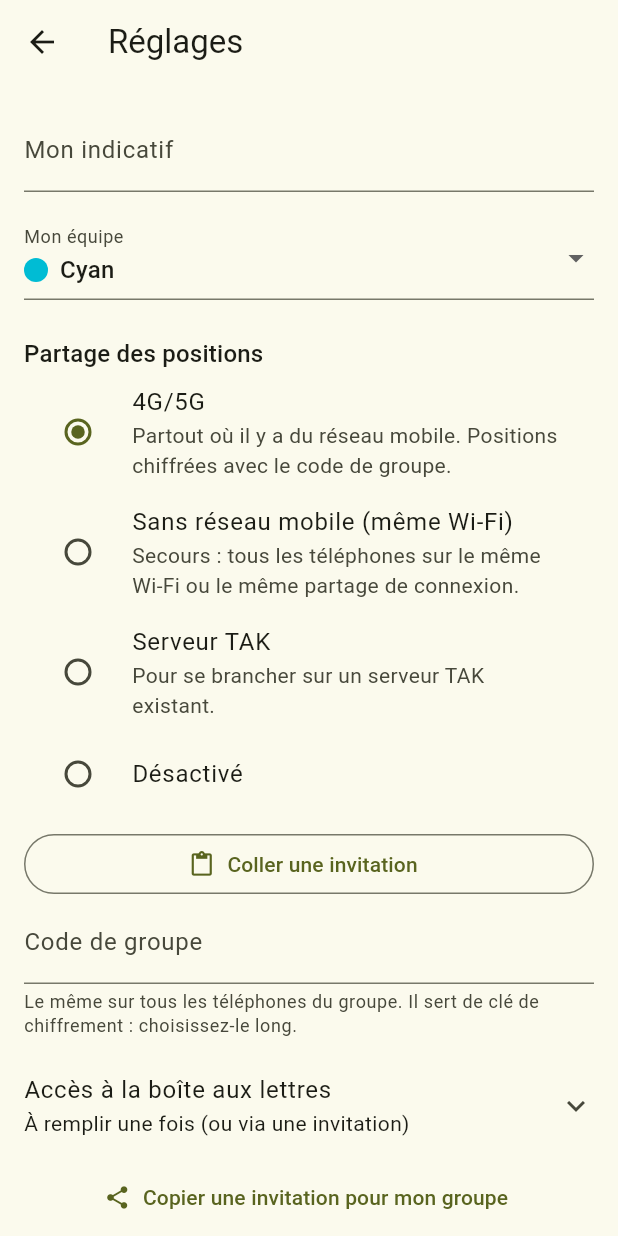
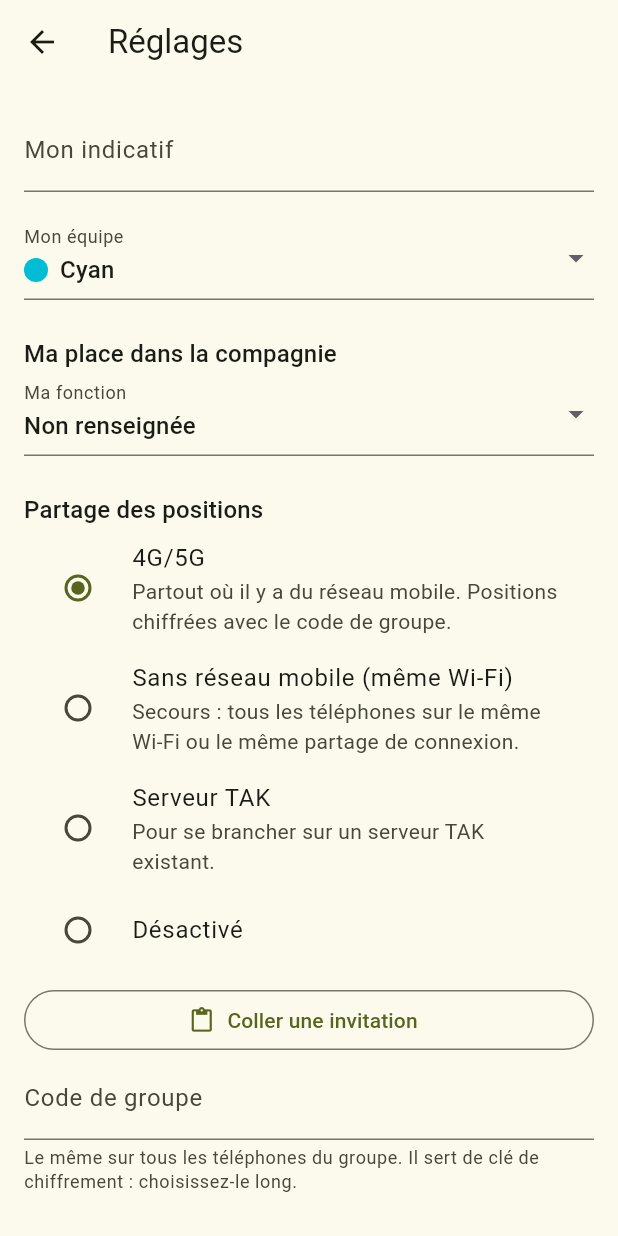
Before and after one commit to fguyet-6cie/mufasa, a Flutter app: the screen it shows after launch, on a phone screen of 412 x 824 dp. Run offline on Flutter 3.47's test engine with Material 3 defaults, Android fonts, the phone set to English and light mode, and no system bars; our stand-ins replace flutter_map, flutter_svg, geolocator, latlong2, shared_preferences, typed_data; missing offline and left inert: cryptography, mqtt_client; statements that could not run were skipped.

Commit message:
Vue par niveau hiérarchique
- Fonction et place dans les réglages (CDU, chef de section, de groupe,
  d'équipe, équipier ; numéros de section, groupe, équipe)
- Chaque chef voit ses subordonnés de sa branche, jusqu'au niveau qu'il choisit
  (panneau des calques) ; l'équipier voit son équipe
- La place circule dans le message de position (rôle TAK + __mufasa)
- Carré plus grand et abréviation (CDU, CDS, CDG, CDE) selon la fonction

Co-Authored-By: Claude Opus 5.5 <noreply@anthropic.com>
Claude-Session: https://claude.ai/code/session_01AdowoTq4ZNchBNgGAjDt4y

```diff
--- a/lib/cot.dart
+++ b/lib/cot.dart
@@ -2,6 +2,8 @@
 // les outils de situation tactique. Le parler permet à Mufasa d'échanger avec
 // d'autres outils compatibles et avec les serveurs TAK open source.
 import 'package:xml/xml.dart';
+
+import 'hierarchie.dart';
 
 class CotEvenement {
   /// Identifiant unique et stable de l'émetteur (un par téléphone).
@@ -11,6 +13,9 @@ class CotEvenement {
   final String type;
   final String indicatif;
   final String equipe;
+
+  /// Place dans la compagnie (fonction, section, groupe, équipe).
+  final Place place;
   final double lat;
   final double lon;
 
@@ -28,6 +33,7 @@ class CotEvenement {
     required this.lon,
     this.type = 'a-f-G-U-C',
     this.equipe = 'Cyan',
+    this.place = Place.inconnue,
     this.precision = 9999999,
     DateTime? heure,
     DateTime? perime,
@@ -46,8 +52,10 @@ class CotEvenement {
     required double lat,
     required double lon,
     double? precision,
+    Place place = Place.inconnue,
   }) =>
       CotEvenement(
+        place: place,
         uid: uid,
         indicatif: indicatif,
         equipe: equipe,
@@ -69,7 +77,8 @@ class CotEvenement {
         '<point lat="$lat" lon="$lon" hae="9999999.0" '
         'ce="${precision.toStringAsFixed(1)}" le="9999999.0"/>'
         '<detail><contact callsign="${e(indicatif)}"/>'
-        '<__group name="${e(equipe)}" role="Team Member"/>'
+        '<__group name="${e(equipe)}" role="${place.fonction.roleTak}"/>'
+        '<__mufasa ${place.versAttributs()}/>'
         '<takv platform="Mufasa" version="0.2"/></detail></event>';
   }
 
@@ -88,7 +97,11 @@ class CotEvenement {
           detail?.getElement('contact')?.getAttribute('callsign') ?? uid;
       final equipe =
           detail?.getElement('__group')?.getAttribute('name') ?? 'Cyan';
+      final m = detail?.getElement('__mufasa');
       return CotEvenement(
+        place: m == null
+            ? Place.inconnue
+            : Place.depuisAttributs((c) => m.getAttribute(c)),
         uid: uid,
         type: ev.getAttribute('type') ?? 'a-f-G',
         indicatif: indicatif,
--- /dev/null
+++ b/lib/hierarchie.dart
@@ -0,0 +1,123 @@
+// Place de chacun dans la compagnie, et qui voit qui.
+// CDU → chefs de section → chefs de groupe → chefs d'équipe → équipiers.
+// Chaque chef voit ses subordonnés (dans sa branche), jusqu'au niveau qu'il
+// choisit. L'équipier voit son équipe.
+
+enum Fonction {
+  nonRenseignee,
+  cdu,
+  chefSection,
+  chefGroupe,
+  chefEquipe,
+  equipier
+}
+
+const nomsFonctions = {
+  Fonction.nonRenseignee: 'Non renseignée',
+  Fonction.cdu: 'Commandant d\'unité',
+  Fonction.chefSection: 'Chef de section',
+  Fonction.chefGroupe: 'Chef de groupe',
+  Fonction.chefEquipe: 'Chef d\'équipe',
+  Fonction.equipier: 'Équipier',
+};
+
+/// Noms des niveaux d'affichage, du moins détaillé au plus détaillé.
+const nomsNiveaux = {
+  1: 'Chefs de section',
+  2: 'Chefs de groupe',
+  3: 'Chefs d\'équipe',
+  4: 'Équipiers',
+};
+
+extension NiveauFonction on Fonction {
+  /// 0 pour le CDU … 4 pour l'équipier ; -1 si non renseignée.
+  int get niveau => switch (this) {
+        Fonction.nonRenseignee => -1,
+        Fonction.cdu => 0,
+        Fonction.chefSection => 1,
+        Fonction.chefGroupe => 2,
+        Fonction.chefEquipe => 3,
+        Fonction.equipier => 4,
+      };
+
+  String get abreviation => switch (this) {
+        Fonction.cdu => 'CDU',
+        Fonction.chefSection => 'CDS',
+        Fonction.chefGroupe => 'CDG',
+        Fonction.chefEquipe => 'CDE',
+        _ => '',
+      };
+
+  /// Rôle compris par les autres outils compatibles (TAK).
+  String get roleTak => switch (this) {
+        Fonction.cdu => 'HQ',
+        Fonction.chefSection ||
+        Fonction.chefGroupe ||
+        Fonction.chefEquipe =>
+          'Team Lead',
+        _ => 'Team Member',
+      };
+
+  bool get aSection => niveau >= 1;
+  bool get aGroupe => niveau >= 2;
+  bool get aEquipe => niveau >= 3;
+}
+
+class Place {
+  final Fonction fonction;
+
+  /// Numéros de section, groupe, équipe (0 = sans objet).
+  final int section, groupe, equipe;
+
+  const Place(this.fonction,
+      {this.section = 0, this.groupe = 0, this.equipe = 0});
+
+  static const inconnue = Place(Fonction.nonRenseignee);
+
+  /// Texte court, ex. « 2e SON / 1er GPE ».
+  String get description {
+    String n(int i) => i == 1 ? '1er' : '${i}e';
+    String nf(int i) => i == 1 ? '1re' : '${i}e';
+    return [
+      if (fonction.aSection && section > 0) '${nf(section)} SON',
+      if (fonction.aGroupe && groupe > 0) '${n(groupe)} GPE',
+      if (fonction.aEquipe && equipe > 0) '${nf(equipe)} EQ',
+    ].join(' / ');
+  }
+
+  String versAttributs() =>
+      'fonction="${fonction.name}" section="$section" groupe="$groupe" equipe="$equipe"';
+
+  static Place depuisAttributs(String? Function(String) attribut) {
+    final f = Fonction.values
+        .where((f) => f.name == attribut('fonction'))
+        .firstOrNull;
+    if (f == null) return inconnue;
+    int n(String c) => int.tryParse(attribut(c) ?? '') ?? 0;
+    return Place(f,
+        section: n('section'), groupe: n('groupe'), equipe: n('equipe'));
+  }
+}
+
+/// Est-ce que « moi » doit voir « autre » sur la carte ?
+/// [profondeur] : niveau le plus détaillé que je veux voir (1 à 4).
+bool estVisible(Place moi, Place autre, int profondeur) {
+  // Sans fonction renseignée (ou autre outil), on montre tout.
+  if (moi.fonction == Fonction.nonRenseignee ||
+      autre.fonction == Fonction.nonRenseignee) {
+    return true;
+  }
+  // L'équipier voit les membres de son équipe.
+  if (moi.fonction == Fonction.equipier) {
+    return autre.fonction.niveau >= 3 &&
+        autre.section == moi.section &&
+        autre.groupe == moi.groupe &&
+        autre.equipe == moi.equipe;
+  }
+  final n = autre.fonction.niveau;
+  if (n <= moi.fonction.niveau || n > profondeur) return false;
+  if (moi.fonction.aSection && autre.section != moi.section) return false;
+  if (moi.fonction.aGroupe && autre.groupe != moi.groupe) return false;
+  if (moi.fonction.aEquipe && autre.equipe != moi.equipe) return false;
+  return true;
+}
--- a/lib/partage.dart
+++ b/lib/partage.dart
@@ -7,6 +7,7 @@ import 'package:shared_preferences/shared_preferences.dart';
 
 import 'cot.dart';
 import 'dessins.dart';
+import 'hierarchie.dart';
 import 'reglages.dart';
 import 'reseau/liaison.dart';
 
@@ -117,6 +118,7 @@ class Partage extends ChangeNotifier {
       lat: _lat!,
       lon: _lon!,
       precision: _precision,
+      place: r.place,
     ).versXml());
   }
 
@@ -160,6 +162,23 @@ class Partage extends ChangeNotifier {
     final avant = camarades.length;
     camarades.removeWhere((_, ev) => ev.perime.isBefore(limite));
     if (camarades.length != avant) notifyListeners();
+  }
+
+  /// Camarades à afficher selon ma place et le niveau de détail choisi.
+  Iterable<CotEvenement> get camaradesVisibles {
+    final r = _reglages;
+    if (r == null) return camarades.values;
+    return camarades.values
+        .where((c) => estVisible(r.place, c.place, r.profondeur));
+  }
+
+  /// Change le niveau de détail affiché (au choix du chef).
+  Future<void> choisirProfondeur(int niveau) async {
+    final r = _reglages;
+    if (r == null) return;
+    r.profondeur = niveau;
+    await r.enregistrer();
+    notifyListeners();
   }
 
   // ----- Dessins et calques -----
--- a/lib/reglages.dart
+++ b/lib/reglages.dart
@@ -5,6 +5,8 @@ import 'dart:math';
 import 'package:flutter/material.dart';
 import 'package:flutter/services.dart';
 import 'package:shared_preferences/shared_preferences.dart';
+
+import 'hierarchie.dart';
 
 /// Attention : l'ordre compte (il est enregistré par numéro). Ajouter à la fin.
 enum ModePartage { aucun, wifi, serveur, relais }
@@ -90,8 +92,24 @@ class Reglages {
   String relaisIdentifiant;
   String relaisMotDePasse;
   String codeGroupe;
+  // Place dans la compagnie
+  Fonction fonction;
+  int section, groupe, numEquipe;
+
+  /// Niveau le plus détaillé que je veux voir (1 à 4), au choix du chef.
+  int profondeur;
+
+  Place get place => Place(fonction,
+      section: fonction.aSection ? section : 0,
+      groupe: fonction.aGroupe ? groupe : 0,
+      equipe: fonction.aEquipe ? numEquipe : 0);
 
   Reglages({
+    this.fonction = Fonction.nonRenseignee,
+    this.section = 1,
+    this.groupe = 1,
+    this.numEquipe = 1,
+    this.profondeur = 4,
     required this.uid,
     required this.indicatif,
     required this.equipe,
@@ -140,6 +158,14 @@ class Reglages {
       relaisIdentifiant: p.getString('relaisIdentifiant') ?? '',
       relaisMotDePasse: p.getString('relaisMotDePasse') ?? '',
       codeGroupe: p.getString('codeGroupe') ?? '',
+      fonction: Fonction.values
+              .where((f) => f.name == p.getString('fonction'))
+              .firstOrNull ??
+          Fonction.nonRenseignee,
+      section: p.getInt('section') ?? 1,
+      groupe: p.getInt('groupe') ?? 1,
+      numEquipe: p.getInt('equipeNum') ?? 1,
+      profondeur: p.getInt('profondeur') ?? 4,
     );
   }
 
@@ -155,6 +181,11 @@ class Reglages {
     await p.setString('relaisIdentifiant', relaisIdentifiant);
     await p.setString('relaisMotDePasse', relaisMotDePasse);
     await p.setString('codeGroupe', codeGroupe);
+    await p.setString('fonction', fonction.name);
+    await p.setInt('section', section);
+    await p.setInt('groupe', groupe);
+    await p.setInt('equipeNum', numEquipe);
+    await p.setInt('profondeur', profondeur);
   }
 }
 
@@ -179,6 +210,8 @@ class _ReglagesScreenState extends State<ReglagesScreen> {
   late final _code = TextEditingController(text: r.codeGroupe);
   late String _equipe = r.equipe;
   late ModePartage _mode = r.mode;
+  late Fonction _fonction = r.fonction;
+  late int _section = r.section, _groupe = r.groupe, _equipeNum = r.numEquipe;
   bool _voirAcces = false;
 
   @override
@@ -245,7 +278,11 @@ class _ReglagesScreenState extends State<ReglagesScreen> {
       ..relaisPort = int.tryParse(_relaisPort.text.trim()) ?? 8883
       ..relaisIdentifiant = _relaisId.text.trim()
       ..relaisMotDePasse = _relaisMdp.text
-      ..codeGroupe = _code.text.trim();
+      ..codeGroupe = _code.text.trim()
+      ..fonction = _fonction
+      ..section = _section
+      ..groupe = _groupe
+      ..numEquipe = _equipeNum;
     await r.enregistrer();
     if (mounted) Navigator.pop(context, true);
   }
@@ -281,6 +318,31 @@ class _ReglagesScreenState extends State<ReglagesScreen> {
             ],
             onChanged: (v) => setState(() => _equipe = v!),
           ),
+          const SizedBox(height: 24),
+          Text('Ma place dans la compagnie', style: titre),
+          DropdownButtonFormField<Fonction>(
+            initialValue: _fonction,
+            decoration: const InputDecoration(labelText: 'Ma fonction'),
+            items: [
+              for (final f in Fonction.values)
+                DropdownMenuItem(value: f, child: Text(nomsFonctions[f]!)),
+            ],
+            onChanged: (v) => setState(() => _fonction = v!),
+          ),
+          Row(children: [
+            if (_fonction.aSection)
+              Expanded(
+                  child: _numero('Section', _section,
+                      (v) => setState(() => _section = v))),
+            if (_fonction.aGroupe)
+              Expanded(
+                  child: _numero(
+                      'Groupe', _groupe, (v) => setState(() => _groupe = v))),
+            if (_fonction.aEquipe)
+              Expanded(
+                  child: _numero('Équipe', _equipeNum,
+                      (v) => setState(() => _equipeNum = v))),
+          ]),
           const SizedBox(height: 24),
           Text('Partage des positions', style: titre),
           RadioGroup<ModePartage>(
@@ -396,4 +458,18 @@ class _ReglagesScreenState extends State<ReglagesScreen> {
       ),
     );
   }
+
+  Widget _numero(String titre, int valeur, ValueChanged<int> changer) =>
+      Padding(
+        padding: const EdgeInsets.only(right: 8),
+        child: DropdownButtonFormField<int>(
+          initialValue: valeur,
+          decoration: InputDecoration(labelText: titre),
+          items: [
+            for (var i = 1; i <= 6; i++)
+              DropdownMenuItem(value: i, child: Text('$i')),
+          ],
+          onChanged: (v) => changer(v!),
+        ),
+      );
 }
```
Also changed, not shown: lib/main.dart (+40 -8 lines), 1 other file.
